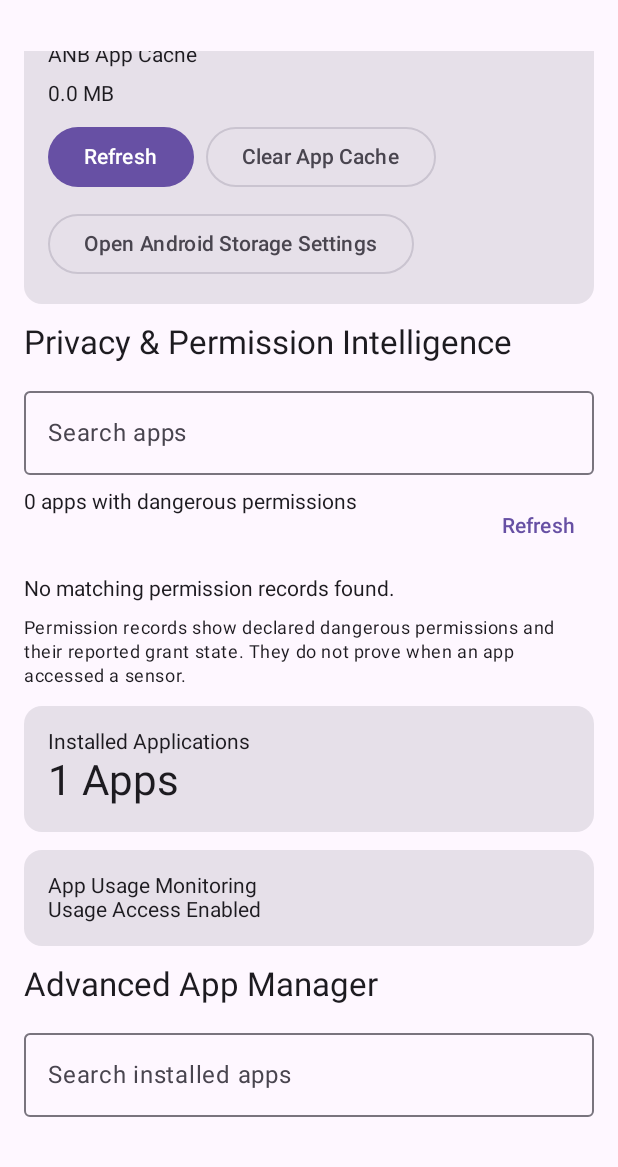
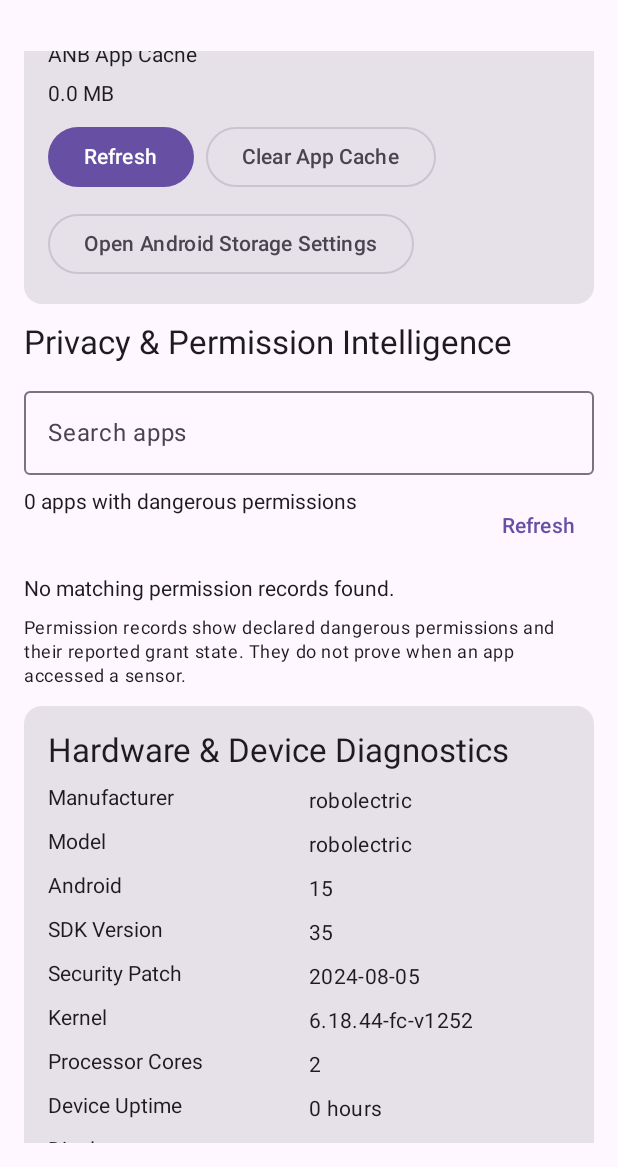
Before and after one commit to anbsolution/Device-manager, an Android app built with Jetpack Compose: the composable Dashboard shown on its own in the app's theme, scrolled down 1528 dp, on a phone screen of 412 x 824 dp, the part 69-1236 px from its top. Run offline under Robolectric (Android 15) with nearby library versions, the phone set to English and light mode, and no system bars.

Commit message:
Add Phase 8 hardware and device diagnostics

```diff
--- a/app/build.gradle.kts
+++ b/app/build.gradle.kts
@@ -13,8 +13,8 @@ android {
         applicationId = "com.anb.devicemanager"
         minSdk = 26
         targetSdk = 35
-        versionCode = 5
-        versionName = "1.4.0"
+        versionCode = 6
+        versionName = "1.5.0"
     }
 
     compileOptions {
--- a/app/src/main/java/com/anb/devicemanager/MainActivity.kt
+++ b/app/src/main/java/com/anb/devicemanager/MainActivity.kt
@@ -20,6 +20,8 @@ import com.anb.devicemanager.ui.BatteryIntelligencePanel
 import com.anb.devicemanager.ui.AppManagerPanel
 import com.anb.devicemanager.ui.StorageIntelligencePanel
 import com.anb.devicemanager.ui.PermissionIntelligencePanel
+
+import com.anb.devicemanager.ui.DeviceDiagnosticsPanel
 
 
 class MainActivity : ComponentActivity() {
@@ -132,6 +134,10 @@ fun Dashboard(
             }
 
             item {
+                DeviceDiagnosticsPanel(context)
+            }
+
+            item {
                 Card(modifier = Modifier.fillMaxWidth()) {
                     Column(Modifier.padding(16.dp)) {
                         Text("Installed Applications")
--- /dev/null
+++ b/app/src/main/java/com/anb/devicemanager/monitoring/DeviceDiagnosticsMonitor.kt
@@ -0,0 +1,86 @@
+package com.anb.devicemanager.monitoring
+
+import android.content.Context
+import android.hardware.Sensor
+import android.hardware.SensorManager
+import android.os.Build
+import android.os.SystemClock
+
+data class SensorDetails(
+    val name: String,
+    val vendor: String,
+    val type: String,
+    val wakeUp: Boolean
+)
+
+data class DeviceDiagnosticsInfo(
+    val manufacturer: String,
+    val model: String,
+    val androidVersion: String,
+    val sdkVersion: Int,
+    val securityPatch: String,
+    val kernelVersion: String,
+    val processorCores: Int,
+    val uptimeHours: Long,
+    val screenWidthPx: Int,
+    val screenHeightPx: Int,
+    val densityDpi: Int,
+    val sensors: List<SensorDetails>
+)
+
+class DeviceDiagnosticsMonitor(private val context: Context) {
+
+    fun getDiagnostics(): DeviceDiagnosticsInfo {
+        val metrics = context.resources.displayMetrics
+        val sensorManager = context.getSystemService(
+            Context.SENSOR_SERVICE
+        ) as SensorManager
+
+        val sensors = sensorManager.getSensorList(Sensor.TYPE_ALL)
+            .map { sensor ->
+                SensorDetails(
+                    name = sensor.name,
+                    vendor = sensor.vendor,
+                    type = sensorTypeName(sensor.type),
+                    wakeUp = sensor.isWakeUpSensor
+                )
+            }
+            .sortedBy { it.name.lowercase() }
+
+        return DeviceDiagnosticsInfo(
+            manufacturer = Build.MANUFACTURER.orUnknown(),
+            model = Build.MODEL.orUnknown(),
+            androidVersion = Build.VERSION.RELEASE.orUnknown(),
+            sdkVersion = Build.VERSION.SDK_INT,
+            securityPatch = Build.VERSION.SECURITY_PATCH.orUnknown(),
+            kernelVersion = System.getProperty("os.version").orUnknown(),
+            processorCores = Runtime.getRuntime().availableProcessors(),
+            uptimeHours = SystemClock.elapsedRealtime() / 3_600_000L,
+            screenWidthPx = metrics.widthPixels,
+            screenHeightPx = metrics.heightPixels,
+            densityDpi = metrics.densityDpi,
+            sensors = sensors
+        )
+    }
+
+    private fun sensorTypeName(type: Int): String {
+        return when (type) {
+            Sensor.TYPE_ACCELEROMETER -> "Accelerometer"
+            Sensor.TYPE_GYROSCOPE -> "Gyroscope"
+            Sensor.TYPE_MAGNETIC_FIELD -> "Magnetic Field"
+            Sensor.TYPE_LIGHT -> "Light"
+            Sensor.TYPE_PROXIMITY -> "Proximity"
+            Sensor.TYPE_PRESSURE -> "Pressure"
+            Sensor.TYPE_GRAVITY -> "Gravity"
+            Sensor.TYPE_LINEAR_ACCELERATION -> "Linear Acceleration"
+            Sensor.TYPE_ROTATION_VECTOR -> "Rotation Vector"
+            Sensor.TYPE_STEP_COUNTER -> "Step Counter"
+            Sensor.TYPE_STEP_DETECTOR -> "Step Detector"
+            Sensor.TYPE_SIGNIFICANT_MOTION -> "Significant Motion"
+            else -> "Sensor Type $type"
+        }
+    }
+
+    private fun String?.orUnknown(): String =
+        this?.takeIf { it.isNotBlank() } ?: "Unknown"
+}
--- /dev/null
+++ b/app/src/main/java/com/anb/devicemanager/ui/DeviceDiagnosticsPanel.kt
@@ -0,0 +1,100 @@
+package com.anb.devicemanager.ui
+
+import android.content.Context
+import androidx.compose.foundation.layout.*
+import androidx.compose.material3.*
+import androidx.compose.runtime.*
+import androidx.compose.ui.Modifier
+import androidx.compose.ui.unit.dp
+import com.anb.devicemanager.monitoring.DeviceDiagnosticsInfo
+import com.anb.devicemanager.monitoring.DeviceDiagnosticsMonitor
+
+@Composable
+fun DeviceDiagnosticsPanel(context: Context) {
+    var info by remember {
+        mutableStateOf(
+            DeviceDiagnosticsMonitor(context).getDiagnostics()
+        )
+    }
+    var showSensors by remember { mutableStateOf(false) }
+
+    Card(modifier = Modifier.fillMaxWidth()) {
+        Column(
+            modifier = Modifier.padding(16.dp),
+            verticalArrangement = Arrangement.spacedBy(9.dp)
+        ) {
+            Text(
+                "Hardware & Device Diagnostics",
+                style = MaterialTheme.typography.titleLarge
+            )
+
+            DiagnosticRow("Manufacturer", info.manufacturer)
+            DiagnosticRow("Model", info.model)
+            DiagnosticRow("Android", info.androidVersion)
+            DiagnosticRow("SDK Version", info.sdkVersion.toString())
+            DiagnosticRow("Security Patch", info.securityPatch)
+            DiagnosticRow("Kernel", info.kernelVersion)
+            DiagnosticRow("Processor Cores", info.processorCores.toString())
+            DiagnosticRow("Device Uptime", "${info.uptimeHours} hours")
+            DiagnosticRow(
+                "Display",
+                "${info.screenWidthPx} × ${info.screenHeightPx} px"
+            )
+            DiagnosticRow("Density", "${info.densityDpi} dpi")
+            DiagnosticRow("Available Sensors", info.sensors.size.toString())
+
+            OutlinedButton(
+                onClick = { showSensors = !showSensors },
+                modifier = Modifier.fillMaxWidth()
+            ) {
+                Text(if (showSensors) "Hide Sensors" else "View Sensors")
+            }
+
+            if (showSensors) {
+                info.sensors.forEach { sensor ->
+                    HorizontalDivider()
+                    Text(
+                        sensor.name,
+                        style = MaterialTheme.typography.bodyMedium
+                    )
+                    Text(
+                        "${sensor.type} • ${sensor.vendor}",
+                        style = MaterialTheme.typography.bodySmall
+                    )
+                    Text(
+                        if (sensor.wakeUp) "Wake-up sensor" else "Non wake-up sensor",
+                        style = MaterialTheme.typography.bodySmall
+                    )
+                }
+            }
+
+            TextButton(
+                onClick = {
+                    info = DeviceDiagnosticsMonitor(context).getDiagnostics()
+                }
+            ) {
+                Text("Refresh Diagnostics")
+            }
+
+            Text(
+                "Information is read locally from Android system APIs. No IMEI, serial number or sensor readings are collected.",
+                style = MaterialTheme.typography.bodySmall
+            )
+        }
+    }
+}
+
+@Composable
+private fun DiagnosticRow(label: String, value: String) {
+    Row(
+        modifier = Modifier.fillMaxWidth(),
+        horizontalArrangement = Arrangement.SpaceBetween
+    ) {
+        Text(label, modifier = Modifier.weight(1f))
+        Text(
+            value,
+            modifier = Modifier.weight(1f),
+            style = MaterialTheme.typography.bodyMedium
+        )
+    }
+}
```
